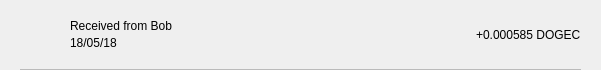
First picture: the form in src/qt/dogecash/forms/txrow.ui, repository dogecash/dogecash-old, before the edit.
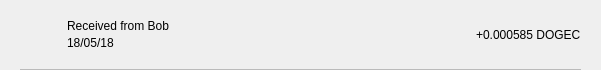
Second picture: the form after the edit.

```diff
--- a/src/qt/dogecash/forms/txrow.ui
+++ b/src/qt/dogecash/forms/txrow.ui
@@ -99,7 +99,7 @@
             <number>3</number>
            </property>
            <property name="leftMargin">
-            <number>12</number>
+            <number>9</number>
            </property>
            <item>
             <widget class="QLabel" name="lblAddress">
```
Left out of the diff: 4 changed lines with no effect on the pictures.
